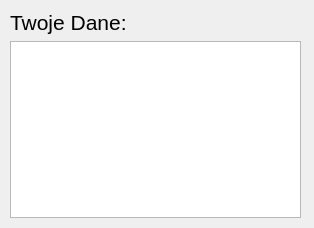
Above: checkuserdata.ui from CzarnyEryk/WarsztatProgram before the change. Below: the same form after it.
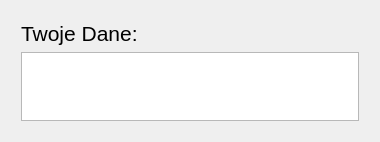
That is the form after the change. Icons and pictures are not drawn.

```diff
--- a/checkuserdata.ui
+++ b/checkuserdata.ui
@@ -6,22 +6,30 @@
    <rect>
     <x>0</x>
     <y>0</y>
-    <width>314</width>
-    <height>228</height>
+    <width>380</width>
+    <height>142</height>
    </rect>
   </property>
+  <property name="minimumSize">
+   <size>
+    <width>380</width>
+    <height>142</height>
+   </size>
+  </property>
+  <property name="maximumSize">
+   <size>
+    <width>380</width>
+    <height>142</height>
+   </size>
+  </property>
   <property name="windowTitle">
    <string>Form</string>
   </property>
-  <widget class="QWidget" name="">
-   <property name="geometry">
-    <rect>
-     <x>0</x>
-     <y>0</y>
-     <width>311</width>
-     <height>228</height>
-    </rect>
-   </property>
+  <property name="windowIcon">
+   <iconset theme="QIcon::ThemeIcon::AddressBookNew"/>
+  </property>
+  <layout class="QGridLayout" name="gridLayout">
+   <item row="0" column="0">
    <layout class="QGridLayout" name="gridLayout_2">
     <property name="leftMargin">
      <number>10</number>
@@ -51,7 +59,8 @@
      </widget>
     </item>
    </layout>
-  </widget>
+   </item>
+  </layout>
  </widget>
  <resources/>
  <connections/>
```
Left out of the diff: 2 changed lines with no effect on the pictures. Lines whose indentation alone changed are shown as unchanged.
